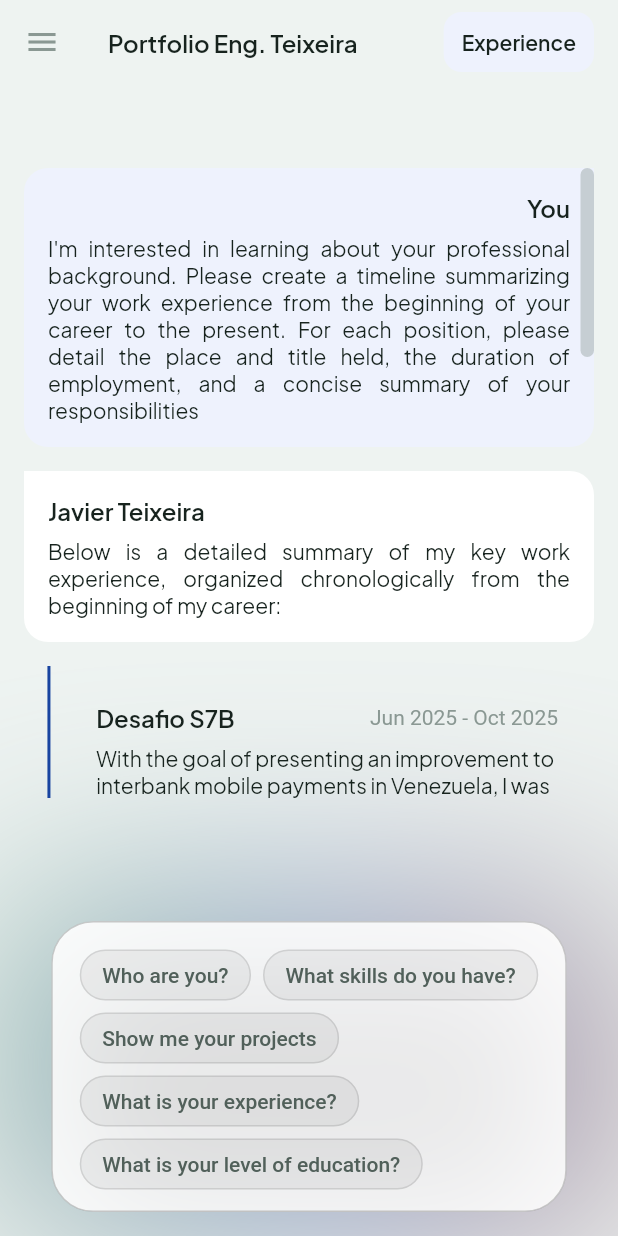
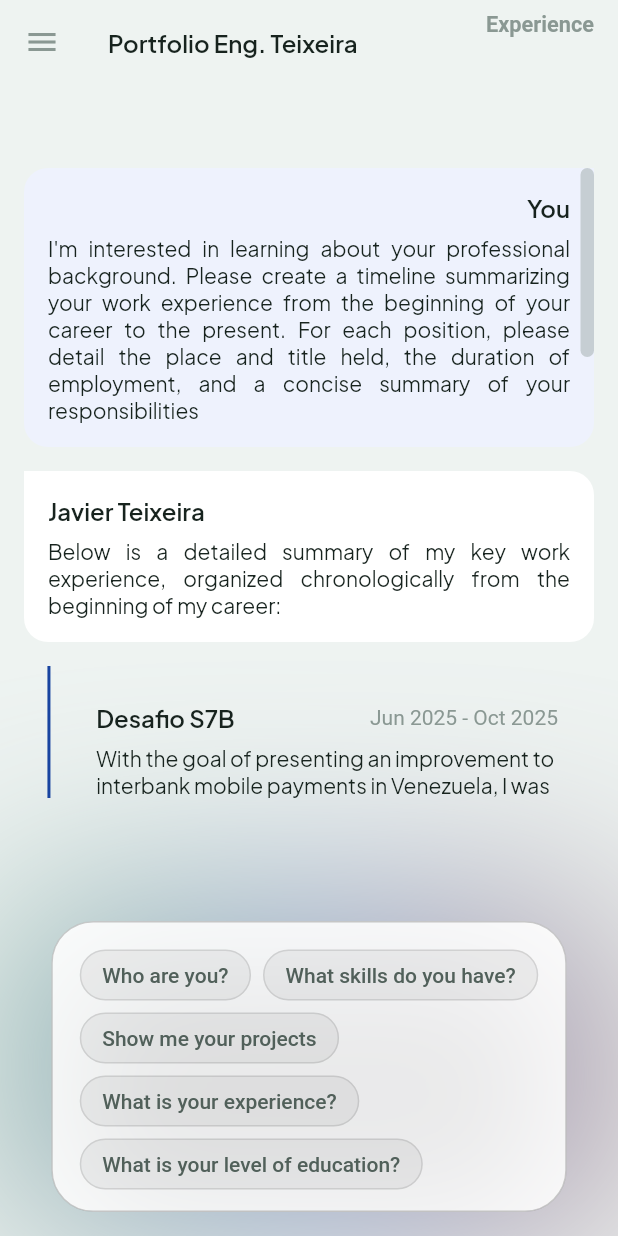
Before and after one commit to Teixeira49/portafolio, a Flutter app: the screen it shows after launch, after a tap on "Ask your question...", after a tap on "Who are you?", on a phone screen of 412 x 824 dp. Run offline on Flutter 3.47's test engine with Material 3 defaults, Android fonts, the phone set to English and light mode, and no system bars; our stand-ins replace equatable, flutter_bloc, flutter_svg, gap, get_it, google_fonts and 1 more.

Commit message:
refactor and clean badge

```diff
--- a/lib/src/shared/presentation/widgets/custom_badged.dart
+++ b/lib/src/shared/presentation/widgets/custom_badged.dart
@@ -1,33 +1,31 @@
 import 'package:flutter/material.dart';
 import 'package:portafolio/l10n/l10n.dart';
 
-import '../../../core/theme/extended_text_theme.dart';
 import '../../../core/variables/values/values.dart';
 
+/// Section breadcrumb label shown in the chat top bar.
+/// Matches the design's `.crumb` element:
+///   font-size: 14.5px · font-weight: 600 · color: --txt-mute
 class CustomTitleBadged extends StatelessWidget {
   const CustomTitleBadged({super.key, required this.name});
 
   final String name;
 
   @override
-  Widget build(BuildContext context) => Container(
-    decoration: BoxDecoration(
-      borderRadius: BorderRadius.circular(WidthValues.radiusSm),
-      color: ColorValues.bgBrandPrimary(context),
-    ),
-    padding: EdgeInsets.symmetric(
-      horizontal: WidthValues.spacingSm,
-      vertical: WidthValues.spacingXxs,
-    ),
-    child: Center(
-      child: Text(
-        selectChatName(context, name),
-        style: ExtendedTextTheme.titleSmall(context),
+  Widget build(BuildContext context) {
+    return Text(
+      _label(context),
+      maxLines: 1,
+      overflow: TextOverflow.ellipsis,
+      style: TextStyle(
+        fontSize: 14.5,
+        fontWeight: FontWeight.w600,
+        color: ColorValues.textTertiary(context),
       ),
-    ),
-  );
+    );
+  }
 
-  String selectChatName(BuildContext context, String name) {
+  String _label(BuildContext context) {
     switch (name) {
       case 'home_chat':
         return context.l10n.dashboardHomeButton;
```
